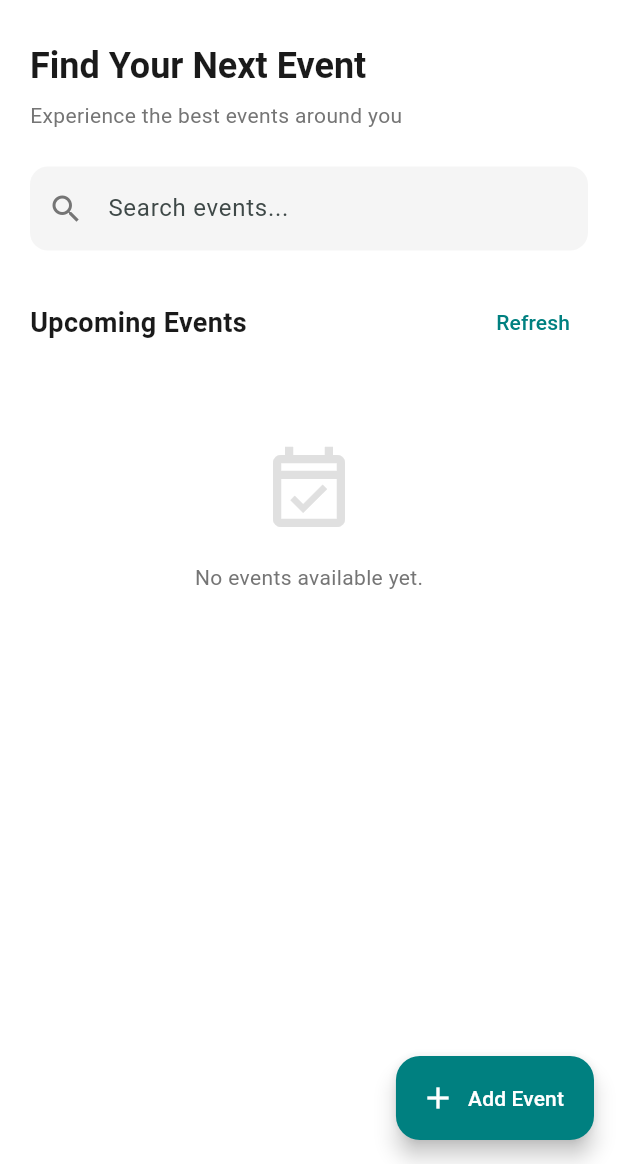
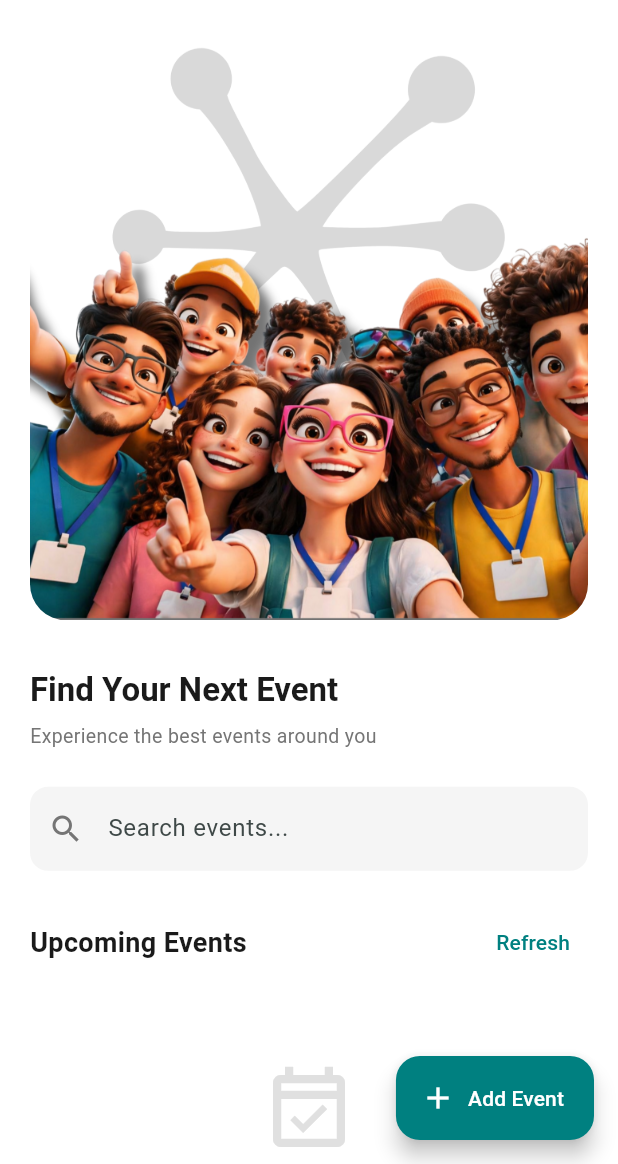
Before and after one commit to Kitemediaconcept-code/uventer, a Flutter app: the screen it shows after launch, on a phone screen of 412 x 824 dp, the part 72-1236 px from its top. Run offline on Flutter 3.47's test engine with Material 3 defaults, Android fonts, the phone set to English and light mode, and no system bars; our stand-ins replace image_picker, supabase_flutter; accounts and stored records are empty.

Commit message:
Update hero section for mobile and sync Flutter app assets

```diff
--- a/uventer_app/lib/screens/home_screen.dart
+++ b/uventer_app/lib/screens/home_screen.dart
@@ -51,14 +51,27 @@ class _HomeScreenState extends State<HomeScreen> {
           child: Column(
             crossAxisAlignment: CrossAxisAlignment.start,
             children: [
+              ClipRRect(
+                borderRadius: BorderRadius.circular(24),
+                child: Image.asset(
+                  'assets/hero-mobile.png',
+                  width: double.infinity,
+                  fit: BoxFit.cover,
+                ),
+              ),
+              const SizedBox(height: 32),
               Text(
                 'Find Your Next Event',
-                style: Theme.of(context).textTheme.headlineMedium,
+                style: Theme.of(context).textTheme.headlineMedium?.copyWith(
+                  fontSize: 22, // Slightly reduced from default 24
+                ),
               ),
               const SizedBox(height: 8),
               Text(
                 'Experience the best events around you',
-                style: Theme.of(context).textTheme.bodyMedium,
+                style: Theme.of(context).textTheme.bodyMedium?.copyWith(
+                  fontSize: 13, // Slightly reduced from default 14
+                ),
               ),
               const SizedBox(height: 24),
               TextField(
--- a/uventer_app/pubspec.yaml
+++ b/uventer_app/pubspec.yaml
@@ -63,6 +63,7 @@ flutter:
   # To add assets to your application, add an assets section, like this:
   assets:
       - assets/uventer-logo.png
+      - assets/hero-mobile.png
 
   # An image asset can refer to one or more resolution-specific "variants", see
   # https://flutter.dev/to/resolution-aware-images
```
Also changed, not shown: public/hero-mobile.png (added), uventer_app/assets/hero-mobile.png (added), 1 other file.
